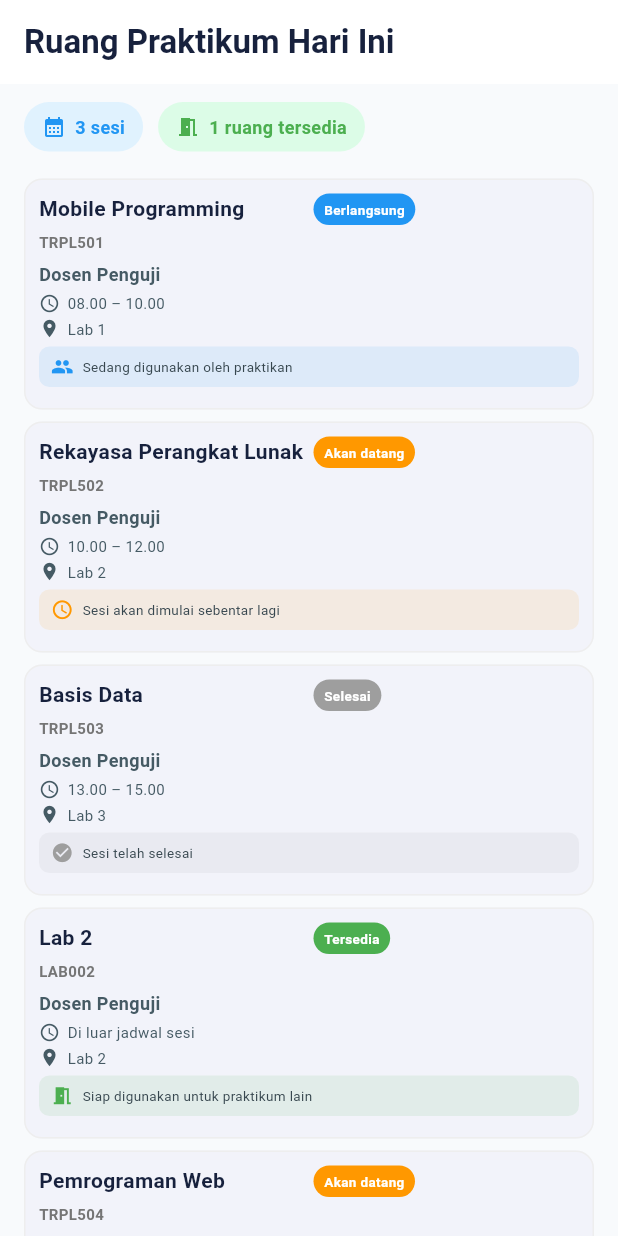
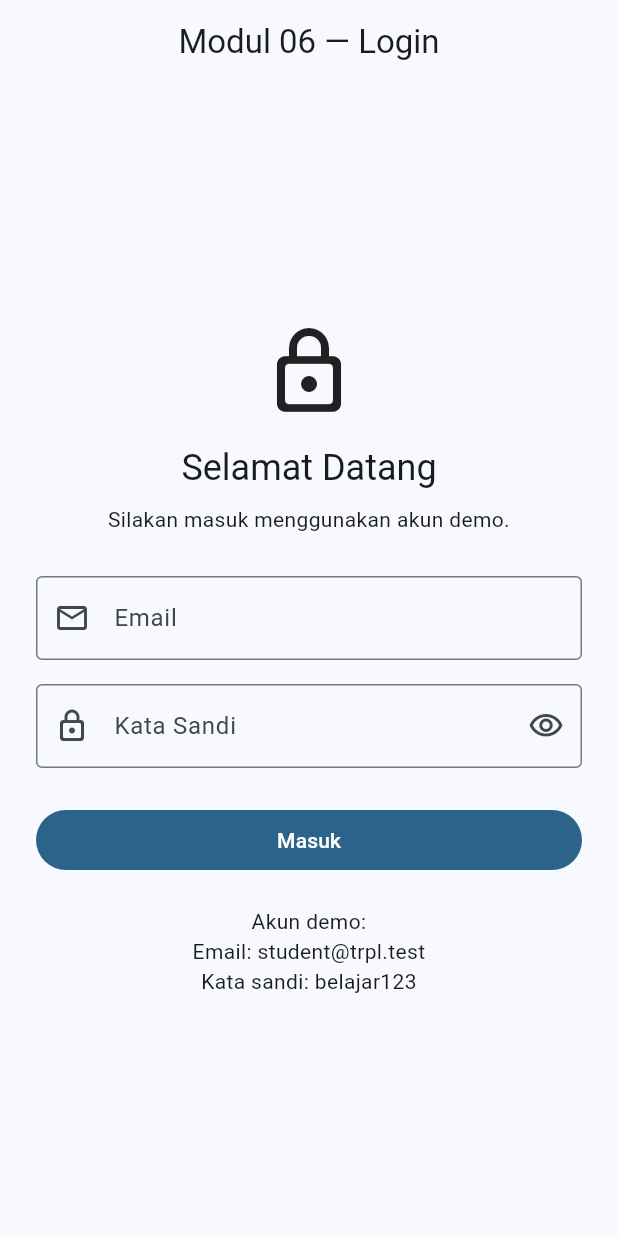
Before and after one commit to achmaddharmawijaya/mobile-tugas-362558302088-achmad-dharma-wijaya, a Flutter app: the screen it shows after launch, on a phone screen of 412 x 824 dp. Run offline on Flutter 3.47's test engine with Material 3 defaults, Android fonts, the phone set to English and light mode, and no system bars; our stand-ins replace dio, flutter_riverpod, go_router.

Commit message:
Menambahkan Modul 06 Login dan Session

```diff
--- a/lib/main.dart
+++ b/lib/main.dart
@@ -1,26 +1,8 @@
+
 import 'package:flutter/material.dart';
 
-import 'modul_02/academic_dashboard_screen.dart';
+import 'modul_06/modul_06_app.dart';
 
 void main() {
-  runApp(const MyApp());
+  runApp(const Modul06App());
 }
-
-class MyApp extends StatelessWidget {
-  const MyApp({super.key});
-
-  @override
-  Widget build(BuildContext context) {
-    return MaterialApp(
-      debugShowCheckedModeBanner: false,
-      title: 'Academic Dashboard',
-      theme: ThemeData(
-        colorScheme: ColorScheme.fromSeed(
-          seedColor: Colors.blue,
-        ),
-        useMaterial3: true,
-      ),
-      home: const AcademicDashboardScreen(),
-    );
-  }
-}
--- /dev/null
+++ b/lib/modul_06/models/sesi_pengguna.dart
@@ -0,0 +1,77 @@
+class SesiPengguna {
+  final String token;
+  final String email;
+  final String nama;
+  final String peran;
+  final String masukPada;        // ISO-8601, mis. 2026-09-21T08:00:00.000
+  final String kedaluwarsaPada;  // ISO-8601
+
+  const SesiPengguna({
+    required this.token,
+    required this.email,
+    required this.nama,
+    required this.peran,
+    required this.masukPada,
+    required this.kedaluwarsaPada,
+  });
+
+  factory SesiPengguna.fromJson(Map<String, dynamic> json) {
+    return SesiPengguna(
+      token: json['token'] as String? ?? '',
+      email: json['email'] as String? ?? 'tanpa-email',
+      nama: json['nama'] as String? ?? 'Pengguna',
+      peran: json['peran'] as String? ?? 'mahasiswa',
+      masukPada:
+          json['masukPada'] as String? ?? '1970-01-01T00:00:00.000',
+      kedaluwarsaPada:
+          json['kedaluwarsaPada'] as String? ?? '1970-01-01T00:00:00.000',
+    );
+  }
+
+  Map<String, dynamic> toJson() => <String, dynamic>{
+        'token': token,
+        'email': email,
+        'nama': nama,
+        'peran': peran,
+        'masukPada': masukPada,
+        'kedaluwarsaPada': kedaluwarsaPada,
+      };
+
+  /// Sisa masa berlaku — ditampilkan di beranda.
+  Duration sisaWaktu(DateTime sekarang) {
+    final DateTime? batas = DateTime.tryParse(kedaluwarsaPada);
+    if (batas == null) return Duration.zero;
+    final Duration sisa = batas.difference(sekarang);
+    return sisa.isNegative ? Duration.zero : sisa;
+  }
+
+  SesiPengguna copyWith({
+    String? token,
+    String? email,
+    String? nama,
+    String? peran,
+    String? masukPada,
+    String? kedaluwarsaPada,
+  }) {
+    return SesiPengguna(
+      token: token ?? this.token,
+      email: email ?? this.email,
+      nama: nama ?? this.nama,
+      peran: peran ?? this.peran,
+      masukPada: masukPada ?? this.masukPada,
+      kedaluwarsaPada: kedaluwarsaPada ?? this.kedaluwarsaPada,
+    );
+  }
+
+  /// Label peran yang enak dibaca manusia.
+  static String labelPeran(String peran) {
+    switch (peran) {
+      case 'dosen':
+        return 'Dosen';
+      case 'mahasiswa':
+        return 'Mahasiswa';
+      default:
+        return 'Pengguna';
+    }
+  }
+}
--- /dev/null
+++ b/lib/modul_06/modul_06_app.dart
@@ -0,0 +1,45 @@
+import 'package:flutter/material.dart';
+
+import 'screens/login_screen.dart';
+import 'services/auth_api.dart';
+import 'services/sesi_memori.dart';
+
+class Modul06App extends StatefulWidget {
+  /// Dapat disuntikkan oleh pengujian.
+  final AuthApi? api;
+  final SesiMemori? sesiMemori;
+
+  /// `--dart-define=LAMBAT=true` → API tiruan lambat 2 detik, supaya
+  /// keadaan "sedang memproses" dapat diamati dengan tenang.
+  static const bool lambatSimulasi = bool.fromEnvironment('LAMBAT');
+
+  const Modul06App({super.key, this.api, this.sesiMemori});
+
+  @override
+  State<Modul06App> createState() => _Modul06AppState();
+}
+
+class _Modul06AppState extends State<Modul06App> {
+  // `late final` = dihitung sekali, saat pertama dipakai, lalu tidak
+  // berubah. Inilah yang membuat sesi bertahan selama aplikasi hidup.
+  late final SesiMemori _sesiMemori = widget.sesiMemori ?? SesiMemori();
+
+  late final AuthApi _api = widget.api ??
+      (Modul06App.lambatSimulasi
+          ? const AuthApi(tunda: Duration(seconds: 2))
+          : const AuthApi());
+
+  @override
+  Widget build(BuildContext context) {
+    return MaterialApp(
+      debugShowCheckedModeBanner: false,
+      title: 'Modul 06 — Login & Session Dasar',
+      theme: ThemeData(
+        colorScheme:
+            ColorScheme.fromSeed(seedColor: const Color(0xFF0284C7)),
+        useMaterial3: true,
+      ),
+      home: LoginScreen(api: _api, sesiMemori: _sesiMemori),
+    );
+  }
+}
--- /dev/null
+++ b/lib/modul_06/screens/login_screen.dart
@@ -0,0 +1,233 @@
+
+import 'package:flutter/material.dart';
+
+import '../models/sesi_pengguna.dart';
+import '../services/auth_api.dart';
+import '../services/sesi_memori.dart';
+import '../widgets/field_kata_sandi.dart';
+import '../widgets/kartu_sesi.dart';
+
+class LoginScreen extends StatefulWidget {
+  final AuthApi api;
+  final SesiMemori sesiMemori;
+  final DateTime Function() jam;
+
+  const LoginScreen({
+    super.key,
+    required this.api,
+    required this.sesiMemori,
+    this.jam = DateTime.now,
+  });
+
+  @override
+  State<LoginScreen> createState() => _LoginScreenState();
+}
+
+class _LoginScreenState extends State<LoginScreen> {
+  final _formKey = GlobalKey<FormState>();
+  final _emailController = TextEditingController();
+  final _sandiController = TextEditingController();
+
+  SesiPengguna? _sesi;
+  String? _pesanError;
+  bool _sedangMemproses = false;
+  bool _sedangKeluar = false;
+
+  @override
+  void initState() {
+    super.initState();
+    _sesi = widget.sesiMemori.baca();
+  }
+
+  @override
+  void dispose() {
+    _emailController.dispose();
+    _sandiController.dispose();
+    super.dispose();
+  }
+
+  Future<void> _masuk() async {
+    if (_sedangMemproses) return;
+    if (!_formKey.currentState!.validate()) return;
+
+    setState(() {
+      _sedangMemproses = true;
+      _pesanError = null;
+    });
+
+    try {
+      final SesiPengguna sesi = await widget.api.masuk(
+        email: _emailController.text,
+        sandi: _sandiController.text,
+      );
+
+      await widget.sesiMemori.simpan(sesi);
+
+      if (!mounted) return;
+
+      setState(() {
+        _sesi = sesi;
+        _sandiController.clear();
+      });
+    } on AuthException catch (e) {
+      if (!mounted) return;
+
+      setState(() {
+        _pesanError = e.pesan;
+      });
+    } catch (_) {
+      if (!mounted) return;
+
+      setState(() {
+        _pesanError = 'Terjadi kesalahan. Silakan coba lagi.';
+      });
+    } finally {
+      if (mounted) {
+        setState(() {
+          _sedangMemproses = false;
+        });
+      }
+    }
+  }
+
+  Future<void> _keluar() async {
+    if (_sedangKeluar) return;
+
+    setState(() {
+      _sedangKeluar = true;
+    });
+
+    try {
+      await widget.sesiMemori.hapus();
+
+      if (!mounted) return;
+
+      setState(() {
+        _sesi = null;
+        _pesanError = null;
+      });
+    } finally {
+      if (mounted) {
+        setState(() {
+          _sedangKeluar = false;
+        });
+      }
+    }
+  }
+
+  @override
+  Widget build(BuildContext context) {
+    return Scaffold(
+      appBar: AppBar(
+        title: const Text('Modul 06 — Login'),
+        centerTitle: true,
+      ),
+      body: SafeArea(
+        child: Center(
+          child: SingleChildScrollView(
+            padding: const EdgeInsets.all(24),
+            child: ConstrainedBox(
+              constraints: const BoxConstraints(maxWidth: 420),
+              child: _sesi == null
+                  ? _formLogin()
+                  : KartuSesi(
+                      sesi: _sesi!,
+                      sekarang: widget.jam(),
+                      onKeluar: _keluar,
+                      sedangKeluar: _sedangKeluar,
+                    ),
+            ),
+          ),
+        ),
+      ),
+    );
+  }
+
+  Widget _formLogin() {
+    return Form(
+      key: _formKey,
+      child: Column(
+        crossAxisAlignment: CrossAxisAlignment.stretch,
+        children: [
+          const Icon(
+            Icons.lock_outline_rounded,
+            size: 64,
+          ),
+          const SizedBox(height: 16),
+          Text(
+            'Selamat Datang',
+            textAlign: TextAlign.center,
+            style: Theme.of(context).textTheme.headlineSmall,
+          ),
+          const SizedBox(height: 8),
+          const Text(
+            'Silakan masuk menggunakan akun demo.',
+            textAlign: TextAlign.center,
+          ),
+          const SizedBox(height: 28),
+          TextFormField(
+            controller: _emailController,
+            enabled: !_sedangMemproses,
+            keyboardType: TextInputType.emailAddress,
+            textInputAction: TextInputAction.next,
+            autocorrect: false,
+            autofillHints: const [AutofillHints.username],
+            decoration: const InputDecoration(
+              labelText: 'Email',
+              prefixIcon: Icon(Icons.email_outlined),
+              border: OutlineInputBorder(),
+            ),
+            validator: (value) {
+              if (value == null || value.trim().isEmpty) {
+                return 'Email wajib diisi.';
+              }
+              if (!value.contains('@')) {
+                return 'Masukkan alamat email yang valid.';
+              }
+              return null;
+            },
+          ),
+          const SizedBox(height: 16),
+          FieldKataSandi(
+            controller: _sandiController,
+            enabled: !_sedangMemproses,
+            onSubmitted: _masuk,
+            validator: (value) {
+              if (value == null || value.isEmpty) {
+                return 'Kata sandi wajib diisi.';
+              }
+              return null;
+            },
+          ),
+          if (_pesanError != null) ...[
+            const SizedBox(height: 16),
+            Text(
+              _pesanError!,
+              style: TextStyle(
+                color: Theme.of(context).colorScheme.error,
+              ),
+            ),
+          ],
+          const SizedBox(height: 24),
+          FilledButton(
+            onPressed: _sedangMemproses ? null : _masuk,
+            child: _sedangMemproses
+                ? const SizedBox(
+                    width: 20,
+                    height: 20,
+                    child: CircularProgressIndicator(strokeWidth: 2),
+                  )
+                : const Text('Masuk'),
+          ),
+          const SizedBox(height: 20),
+          const Text(
+            'Akun demo:\n'
+            'Email: student@trpl.test\n'
+            'Kata sandi: belajar123',
+            textAlign: TextAlign.center,
+          ),
+        ],
+      ),
+    );
+  }
+}
--- /dev/null
+++ b/lib/modul_06/services/auth_api.dart
@@ -0,0 +1,94 @@
+import '../models/sesi_pengguna.dart';
+
+/// Kegagalan autentikasi yang aman ditampilkan ke pengguna.
+class AuthException implements Exception {
+  final String pesan;
+  final int kode;
+  const AuthException(this.pesan, {this.kode = 401});
+  @override
+  String toString() => 'AuthException($kode): $pesan';
+}
+
+/// API login tiruan: tidak menyentuh jaringan, hasilnya deterministik.
+class AuthApi {
+  // Kredensial demo ditulis terbuka karena memang dummy.
+  static const String emailDemo = 'student@trpl.test';
+  static const String sandiDemo = 'belajar123';
+  static const String emailTerkunci = 'terkunci@trpl.test';
+  static const String emailServerGangguan = 'gangguan@trpl.test';
+
+  /// Jeda buatan supaya keadaan "memproses" benar-benar terlihat.
+  final Duration tunda;
+  const AuthApi({this.tunda = const Duration(milliseconds: 700)});
+
+  Future<SesiPengguna> masuk({
+    required String email,
+    required String sandi,
+    Duration masaBerlaku = const Duration(hours: 2),
+  }) async {
+    await Future<void>.delayed(tunda);
+
+    final String emailBersih = email.trim().toLowerCase();
+
+    if (emailBersih.isEmpty || sandi.isEmpty) {
+      throw const AuthException(
+        'Email dan kata sandi wajib diisi.',
+        kode: 400,
+      );
+    }
+
+    if (emailBersih == emailTerkunci) {
+      throw const AuthException(
+        'Akun terkunci sementara karena terlalu banyak percobaan. '
+        'Coba lagi beberapa menit lagi.',
+        kode: 423,
+      );
+    }
+
+    if (emailBersih == emailServerGangguan) {
+      throw const AuthException(
+        'Server sedang tidak dapat dihubungi. Periksa koneksi lalu coba lagi.',
+        kode: 503,
+      );
+    }
+
+    if (emailBersih != emailDemo || sandi != sandiDemo) {
+      // Pesan ini SENGAJA tidak menyebut mana yang salah — menyebut
+      // "email tidak terdaftar" akan membocorkan daftar pengguna.
+      throw const AuthException('Email atau kata sandi salah.');
+    }
+
+    final DateTime mulai = DateTime.now();
+    return SesiPengguna(
+      // Token tiruan: bentuknya menyerupai token sungguhan, tetapi tidak
+      // dapat dipakai ke sistem mana pun.
+      token: 'dummy.${mulai.millisecondsSinceEpoch}.trpl',
+      email: emailBersih,
+      nama: _namaUntuk(emailBersih),
+      peran: 'mahasiswa',
+      masukPada: mulai.toIso8601String(),
+      kedaluwarsaPada: mulai.add(masaBerlaku).toIso8601String(),
+    );
+  }
+
+  /// Memperbarui masa berlaku sesi — meniru "refresh token".
+  /// Dipakai Fase B; token tetap sama karena tidak ada server sungguhan.
+  Future<SesiPengguna> perbaruiSesi(
+    SesiPengguna sesi, {
+    Duration masaBerlaku = const Duration(hours: 2),
+  }) async {
+    await Future<void>.delayed(tunda);
+    final DateTime mulai = DateTime.now();
+    return sesi.copyWith(
+      masukPada: mulai.toIso8601String(),
+      kedaluwarsaPada: mulai.add(masaBerlaku).toIso8601String(),
+    );
+  }
+
+  static String _namaUntuk(String email) {
+    if (email == emailDemo) return 'Mahasiswa TRPL';
+    final String depan = email.split('@').first;
+    if (depan.isEmpty) return 'Pengguna';
+    return '${depan[0].toUpperCase()}${depan.substring(1)}';
+  }
+}
--- /dev/null
+++ b/lib/modul_06/services/sesi_memori.dart
@@ -0,0 +1,19 @@
+import '../models/sesi_pengguna.dart';
+
+class SesiMemori {
+  SesiPengguna? _sesi;
+  int jumlahPenulisan = 0;
+
+  SesiPengguna? baca() => _sesi;
+
+  bool get adaSesi => _sesi != null;
+
+  Future<void> simpan(SesiPengguna sesi) async {
+    _sesi = sesi;
+    jumlahPenulisan++;
+  }
+
+  Future<void> hapus() async {
+    _sesi = null;
+  }
+}
--- /dev/null
+++ b/lib/modul_06/widgets/field_kata_sandi.dart
@@ -0,0 +1,59 @@
+import 'package:flutter/material.dart';
+
+class FieldKataSandi extends StatefulWidget {
+  final TextEditingController controller;
+  final String? Function(String?)? validator;
+  final bool enabled;
+  final TextInputAction textInputAction;
+  final VoidCallback? onSubmitted;
+
+  const FieldKataSandi({
+    super.key,
+    required this.controller,
+    this.validator,
+    this.enabled = true,
+    this.textInputAction = TextInputAction.done,
+    this.onSubmitted,
+  });
+
+  @override
+  State<FieldKataSandi> createState() => _FieldKataSandiState();
+}
+
+class _FieldKataSandiState extends State<FieldKataSandi> {
+  // Visibilitas adalah keadaan tampilan, bukan keadaan data —
+  // karena itu ia boleh hidup di sini.
+  bool _terlihat = false;
+
+  @override
+  Widget build(BuildContext context) {
+    return TextFormField(
+      controller: widget.controller,
+      enabled: widget.enabled,
+      obscureText: !_terlihat,
+      autocorrect: false,
+      enableSuggestions: false, // Sandi tidak boleh masuk kamus papan tik.
+      textInputAction: widget.textInputAction,
+      autofillHints: const <String>[AutofillHints.password],
+      onFieldSubmitted: (_) => widget.onSubmitted?.call(),
+      validator: widget.validator,
+      decoration: InputDecoration(
+        labelText: 'Kata Sandi',
+        prefixIcon: const Icon(Icons.lock_outline_rounded),
+        border: const OutlineInputBorder(),
+        suffixIcon: IconButton(
+          tooltip:
+              _terlihat ? 'Sembunyikan kata sandi' : 'Tampilkan kata sandi',
+          icon: Icon(
+            _terlihat
+                ? Icons.visibility_off_outlined
+                : Icons.visibility_outlined,
+          ),
+          onPressed: widget.enabled
+              ? () => setState(() => _terlihat = !_terlihat)
+              : null,
+        ),
+      ),
+    );
+  }
+}
```
Also changed, not shown: lib/modul_06/widgets/kartu_sesi.dart (added, +137 -0 lines).
